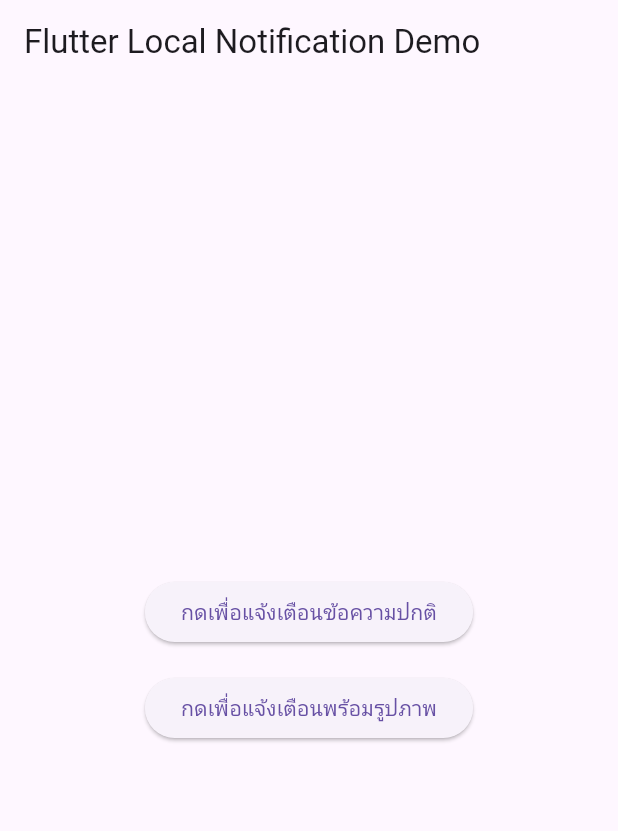
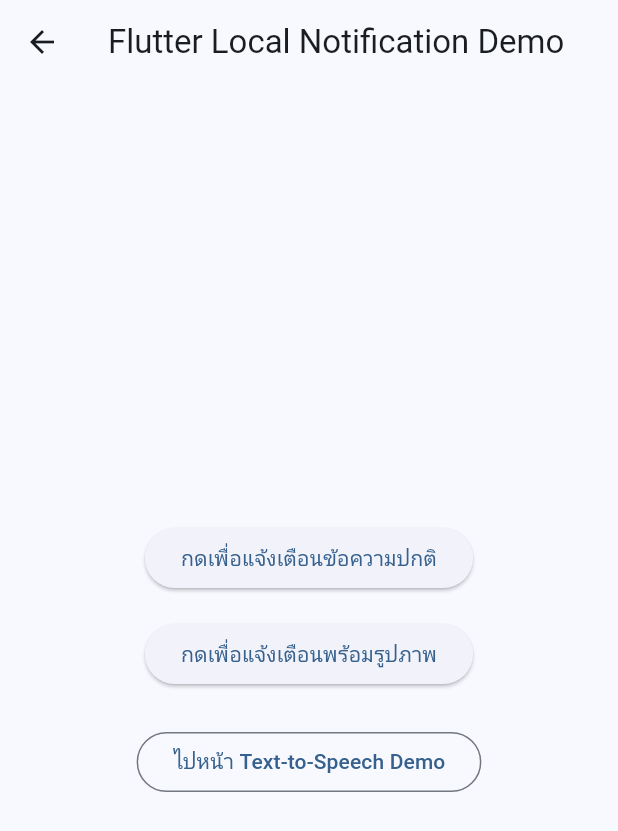
Before and after one commit to bbellechy/senoir-capYaDoo, a Flutter app: the screen it shows after launch, after a tap on "กดเพื่อแจ้งเตือนพร้อมรูปภาพ", on a phone screen of 412 x 824 dp. Shown: the top 831 px of the screen. Run offline on Flutter 3.47's test engine with Material 3 defaults, Android fonts, the light colour scheme and no system bars; our stand-ins replace flutter_local_notifications, flutter_tts, permission_handler.

Commit message:
REFACTOR STRUCTURE PROJECT + TTS

```diff
--- /dev/null
+++ b/lib/app/app.dart
@@ -0,0 +1,17 @@
+import 'package:flutter/material.dart';
+
+import '../core/routing/app_router.dart';
+
+class App extends StatelessWidget {
+  const App({super.key});
+
+  @override
+  Widget build(BuildContext context) {
+    return MaterialApp(
+      title: 'Notification Demo',
+      onGenerateRoute: AppRouter.onGenerateRoute,
+      initialRoute: AppRouter.initialRoute,
+      theme: ThemeData(useMaterial3: true, colorSchemeSeed: Colors.blue),
+    );
+  }
+}
--- /dev/null
+++ b/lib/app/bootstrap.dart
@@ -0,0 +1,16 @@
+import 'package:flutter/material.dart';
+import 'package:permission_handler/permission_handler.dart';
+
+import '../core/services/notification_service.dart';
+
+Future<void> bootstrap(Future<void> Function() runAppCallback) async {
+  WidgetsFlutterBinding.ensureInitialized();
+
+  await NotificationService.init();
+
+  if (await Permission.notification.isDenied) {
+    await Permission.notification.request();
+  }
+
+  await runAppCallback();
+}
--- /dev/null
+++ b/lib/core/routing/app_router.dart
@@ -0,0 +1,30 @@
+import 'package:flutter/material.dart';
+
+import '../../features/notifications/presentation/pages/notification_demo_page.dart';
+import '../../features/tts/presentation/pages/tts_demo_page.dart';
+
+class AppRouter {
+  static const String initialRoute = '/notifications/demo';
+  static const String ttsDemoRoute = '/tts/demo';
+
+  static Route<dynamic> onGenerateRoute(RouteSettings settings) {
+    switch (settings.name) {
+      case initialRoute:
+        return MaterialPageRoute(
+          builder: (_) => const NotificationDemoPage(),
+          settings: settings,
+        );
+      case ttsDemoRoute:
+        return MaterialPageRoute(
+          builder: (_) => const TextToSpeechDemoPage(),
+          settings: settings,
+        );
+      default:
+        return MaterialPageRoute(
+          builder: (_) =>
+              const Scaffold(body: Center(child: Text('Route not found'))),
+          settings: settings,
+        );
+    }
+  }
+}
--- /dev/null
+++ b/lib/core/services/notification_service.dart
@@ -0,0 +1,65 @@
+import 'package:flutter_local_notifications/flutter_local_notifications.dart';
+
+class NotificationService {
+  static final FlutterLocalNotificationsPlugin _notificationsPlugin =
+      FlutterLocalNotificationsPlugin();
+
+  static Future<void> init() async {
+    const AndroidInitializationSettings androidSettings =
+        AndroidInitializationSettings('@mipmap/ic_launcher');
+
+    const InitializationSettings settings = InitializationSettings(
+      android: androidSettings,
+    );
+
+    await _notificationsPlugin.initialize(settings);
+  }
+
+  static Future<void> showNotification({
+    required int id,
+    required String title,
+    required String body,
+  }) async {
+    const AndroidNotificationDetails androidDetails =
+        AndroidNotificationDetails(
+          'default_channel',
+          'Default',
+          channelDescription: 'Default channel for notifications',
+          importance: Importance.max,
+          priority: Priority.high,
+        );
+
+    const NotificationDetails details = NotificationDetails(
+      android: androidDetails,
+    );
+
+    await _notificationsPlugin.show(id, title, body, details);
+  }
+
+  static Future<void> showBigPictureNotification({
+    required int id,
+    required String title,
+    required String body,
+  }) async {
+    final BigPictureStyleInformation bigPicture = BigPictureStyleInformation(
+      const DrawableResourceAndroidBitmap('@mipmap/ic_launcher'),
+      contentTitle: title,
+      htmlFormatContentTitle: true,
+      summaryText: body,
+      htmlFormatSummaryText: true,
+    );
+
+    final NotificationDetails details = NotificationDetails(
+      android: AndroidNotificationDetails(
+        'image_channel_id',
+        'Image Notifications',
+        channelDescription: 'Notification with image and text',
+        importance: Importance.high,
+        priority: Priority.high,
+        styleInformation: bigPicture,
+      ),
+    );
+
+    await _notificationsPlugin.show(id, title, body, details);
+  }
+}
--- /dev/null
+++ b/lib/features/notifications/presentation/pages/notification_demo_page.dart
@@ -0,0 +1,50 @@
+import 'package:flutter/material.dart';
+
+import '../../../../../core/services/notification_service.dart';
+import '../../../../../core/routing/app_router.dart';
+
+class NotificationDemoPage extends StatelessWidget {
+  const NotificationDemoPage({super.key});
+
+  @override
+  Widget build(BuildContext context) {
+    return Scaffold(
+      appBar: AppBar(title: const Text('Flutter Local Notification Demo')),
+      body: Center(
+        child: Column(
+          mainAxisAlignment: MainAxisAlignment.center,
+          children: [
+            ElevatedButton(
+              onPressed: () async {
+                await NotificationService.showNotification(
+                  id: 0,
+                  title: 'แจ้งเตือนปกติ',
+                  body: 'นี่คือข้อความจากการทดสอบ Flutter 🚀',
+                );
+              },
+              child: const Text('กดเพื่อแจ้งเตือนข้อความปกติ'),
+            ),
+            const SizedBox(height: 16),
+            ElevatedButton(
+              onPressed: () async {
+                await NotificationService.showBigPictureNotification(
+                  id: 1,
+                  title: 'ข่าวด่วน ⚡',
+                  body: 'รายละเอียดข่าวพร้อมรูปภาพ',
+                );
+              },
+              child: const Text('กดเพื่อแจ้งเตือนพร้อมรูปภาพ'),
+            ),
+            const SizedBox(height: 24),
+            OutlinedButton(
+              onPressed: () {
+                Navigator.of(context).pushNamed(AppRouter.ttsDemoRoute);
+              },
+              child: const Text('ไปหน้า Text-to-Speech Demo'),
+            ),
+          ],
+        ),
+      ),
+    );
+  }
+}
--- a/lib/main.dart
+++ b/lib/main.dart
@@ -1,119 +1,10 @@
 import 'package:flutter/material.dart';
-import 'package:flutter_local_notifications/flutter_local_notifications.dart';
-import 'package:permission_handler/permission_handler.dart';
+
+import 'app/app.dart';
+import 'app/bootstrap.dart';
 
 void main() {
-  runApp(const MyApp());
+  bootstrap(() async {
+    runApp(const App());
+  });
 }
-
-final FlutterLocalNotificationsPlugin flutterLocalNotificationsPlugin =
-    FlutterLocalNotificationsPlugin();
-
-class MyApp extends StatefulWidget {
-  const MyApp({super.key});
-
-  @override
-  State<MyApp> createState() => _MyAppState();
-}
-
-class _MyAppState extends State<MyApp> {
-  @override
-  void initState() {
-    super.initState();
-    _initializeNotifications();
-  }
-
-  Future<void> _initializeNotifications() async {
-    const AndroidInitializationSettings androidInitSettings =
-        AndroidInitializationSettings('@mipmap/ic_launcher');
-
-    const InitializationSettings initSettings =
-        InitializationSettings(android: androidInitSettings);
-
-    await flutterLocalNotificationsPlugin.initialize(initSettings);
-
-    // 🔹 ขอ permission สำหรับ Android 13+
-    if (await Permission.notification.isDenied) {
-      await Permission.notification.request();
-    }
-  }
-
-  /// Notification แบบข้อความปกติ
-  Future<void> _showNotification() async {
-    const AndroidNotificationDetails androidDetails =
-        AndroidNotificationDetails(
-      'default_channel_id',
-      'Default Notifications',
-      channelDescription: 'Basic notification channel',
-      importance: Importance.high,
-      priority: Priority.high,
-    );
-
-    const NotificationDetails platformDetails =
-        NotificationDetails(android: androidDetails);
-
-    await flutterLocalNotificationsPlugin.show(
-      0,
-      'แจ้งเตือนปกติ',
-      'นี่คือข้อความจากการทดสอบ Flutter 🚀',
-      platformDetails,
-    );
-  }
-
-  /// Notification แบบ Big Picture (มีรูป + ข้อความ)
-  Future<void> _showBigPictureNotification() async {
-    final bigPicture = BigPictureStyleInformation(
-      const DrawableResourceAndroidBitmap('@mipmap/ic_launcher'),
-      contentTitle: 'ข่าวด่วน ⚡',
-      htmlFormatContentTitle: true,
-      summaryText: 'รายละเอียดข่าวพร้อมรูปภาพ',
-      htmlFormatSummaryText: true,
-    );
-
-    final NotificationDetails platformDetails = NotificationDetails(
-      android: AndroidNotificationDetails(
-        'image_channel_id',
-        'Image Notifications',
-        channelDescription: 'Notification with image and text',
-        importance: Importance.high,
-        priority: Priority.high,
-        styleInformation: bigPicture,
-      ),
-    );
-
-    await flutterLocalNotificationsPlugin.show(
-      1,
-      'แจ้งเตือนพร้อมรูป',
-      'ลองใช้ BigPictureStyle ดูสิครับ 🎨',
-      platformDetails,
-    );
-  }
-
-  @override
-  Widget build(BuildContext context) {
-    return MaterialApp(
-      title: 'Notification Demo',
-      home: Scaffold(
-        appBar: AppBar(
-          title: const Text('Flutter Local Notification Demo'),
-        ),
-        body: Center(
-          child: Column(
-            mainAxisAlignment: MainAxisAlignment.center,
-            children: [
-              ElevatedButton(
-                onPressed: _showNotification,
-                child: const Text('กดเพื่อแจ้งเตือนข้อความปกติ'),
-              ),
-              const SizedBox(height: 16),
-              ElevatedButton(
-                onPressed: _showBigPictureNotification,
-                child: const Text('กดเพื่อแจ้งเตือนพร้อมรูปภาพ'),
-              ),
-            ],
-          ),
-        ),
-      ),
-    );
-  }
-}
--- a/pubspec.yaml
+++ b/pubspec.yaml
@@ -11,6 +11,7 @@
     sdk: flutter
   flutter_local_notifications: ^17.2.1
   permission_handler: ^11.3.1
+  flutter_tts: ^3.8.3
 
 dev_dependencies:
   flutter_test:
```
Also changed, not shown: lib/core/services/tts_service.dart (added, +33 -0 lines), lib/features/tts/presentation/pages/tts_demo_page.dart (added, +115 -0 lines), lib/notification_service.dart (deleted, +0 -36 lines), pubspec.lock, 1 other file.
